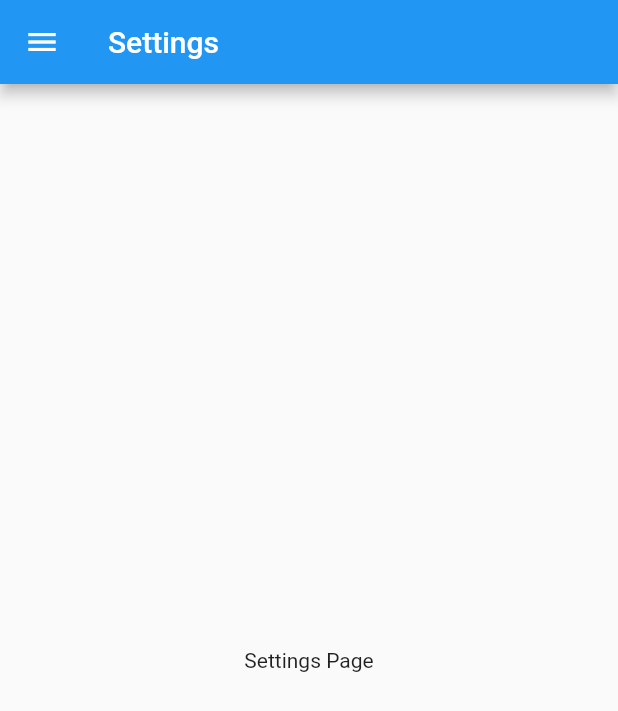
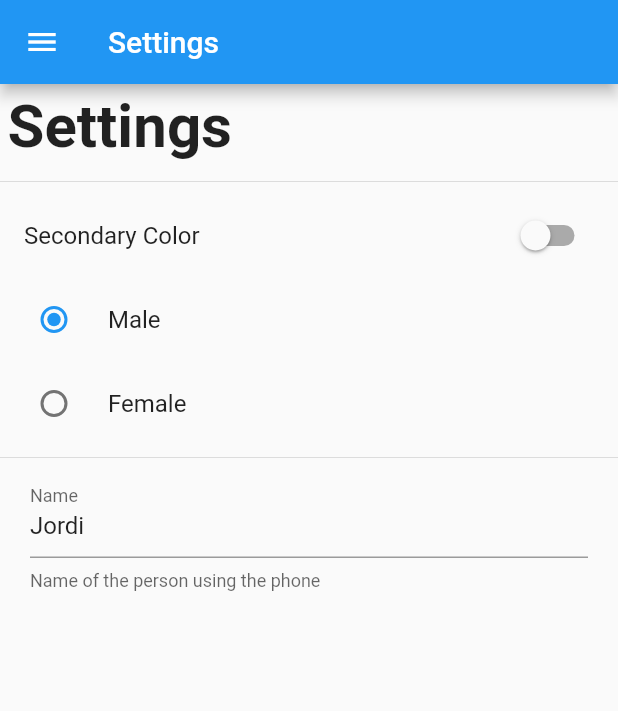
Before and after one commit to JordiDeSanta/User-Preferences, a Flutter app: the SettingsPage screen opened by its route, on a phone screen of 412 x 824 dp. Shown: the top 711 px of the screen. Run offline on Flutter 3.47's test engine with Material 2 defaults, Android fonts, the phone set to English and light mode, and no system bars.

Commit message:
Doing design and tiles of Settings Page

```diff
--- a/lib/src/pages/settings_page.dart
+++ b/lib/src/pages/settings_page.dart
@@ -2,10 +2,35 @@ import 'package:flutter/material.dart';
 
 import 'package:userprefs/src/widgets/drawer_menu.dart';
 
-class SettingsPage extends StatelessWidget {
+class SettingsPage extends StatefulWidget {
   const SettingsPage({Key key}) : super(key: key);
 
   static final String routeName = 'settings';
+
+  @override
+  _SettingsPageState createState() => _SettingsPageState();
+}
+
+class _SettingsPageState extends State<SettingsPage> {
+  final TextStyle titleStyle = TextStyle(
+    fontWeight: FontWeight.bold,
+    fontSize: 40,
+  );
+
+  bool _secondaryColor = false;
+  int _genre = 1;
+  String _name = 'Jordi';
+
+  TextEditingController _textController;
+
+  @override
+  void initState() {
+    super.initState();
+
+    _textController = new TextEditingController(
+      text: _name,
+    );
+  }
 
   @override
   Widget build(BuildContext context) {
@@ -14,10 +39,57 @@ class SettingsPage extends StatelessWidget {
         appBar: AppBar(
           title: Text('Settings'),
         ),
-        body: Center(
-          child: Text('Settings Page'),
+        drawer: DrawerMenu(),
+        body: ListView(
+          children: [
+            Container(
+              padding: EdgeInsets.all(5.0),
+              child: Text('Settings', style: titleStyle),
+            ),
+            Divider(),
+            SwitchListTile(
+              title: Text('Secondary Color'),
+              value: _secondaryColor,
+              onChanged: (b) {
+                setState(() {
+                  _secondaryColor = b;
+                });
+              },
+            ),
+            RadioListTile(
+              title: Text('Male'),
+              value: _genre,
+              groupValue: 1,
+              onChanged: (b) {
+                setState(() {
+                  _genre = b;
+                });
+              },
+            ),
+            RadioListTile(
+              title: Text('Female'),
+              value: _genre,
+              groupValue: 2,
+              onChanged: (b) {
+                setState(() {
+                  _genre = b;
+                });
+              },
+            ),
+            Divider(),
+            Container(
+              padding: EdgeInsets.symmetric(horizontal: 20),
+              child: TextField(
+                controller: _textController,
+                decoration: InputDecoration(
+                  labelText: 'Name',
+                  helperText: 'Name of the person using the phone',
+                ),
+                onChanged: (t) {},
+              ),
+            )
+          ],
         ),
-        drawer: DrawerMenu(),
       ),
     );
   }
```
